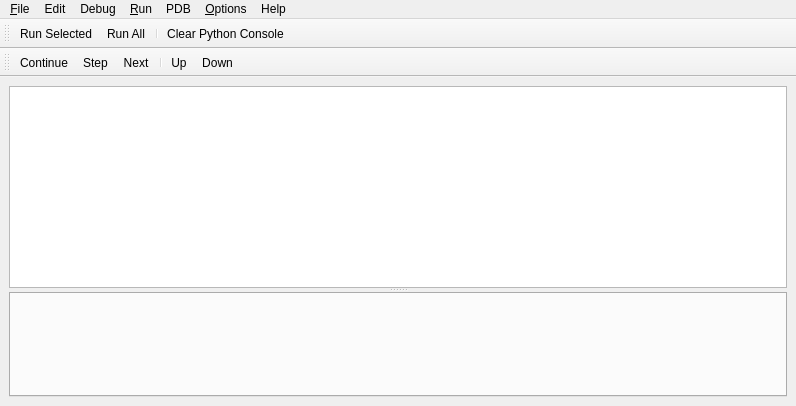
Qt form preditor/gui/ui/loggerwindow.ui (blurstudio/PrEditor) before a commit.
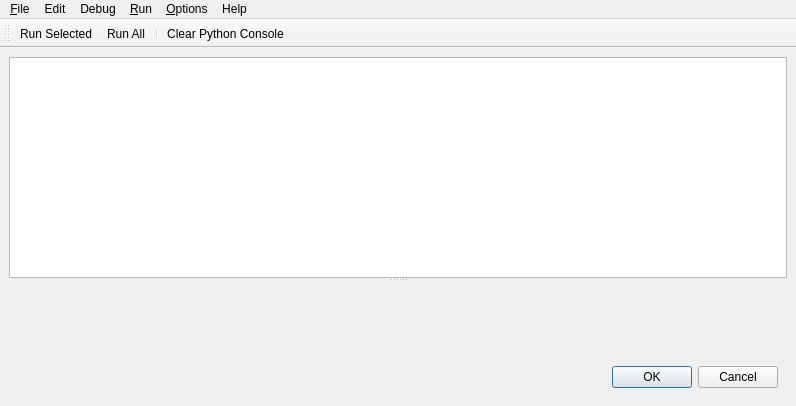
The same form after that commit. The open tabs and pages were chosen to show the change. Custom widgets are drawn as their Qt base class.

Patch:
```diff
--- a/preditor/gui/ui/loggerwindow.ui
+++ b/preditor/gui/ui/loggerwindow.ui
@@ -78,29 +78,6 @@
          </item>
         </layout>
        </widget>
-       <widget class="QWidget" name="PDB">
-        <layout class="QVBoxLayout" name="verticalLayout_3">
-         <property name="leftMargin">
-          <number>0</number>
-         </property>
-         <property name="topMargin">
-          <number>0</number>
-         </property>
-         <property name="rightMargin">
-          <number>0</number>
-         </property>
-         <property name="bottomMargin">
-          <number>0</number>
-         </property>
-         <item>
-          <widget class="QTabWidget" name="uiPdbTAB">
-           <property name="currentIndex">
-            <number>-1</number>
-           </property>
-          </widget>
-         </item>
-        </layout>
-       </widget>
       </widget>
      </widget>
     </item>
@@ -155,17 +132,6 @@
     <addaction name="uiClearBeforeRunningACT"/>
     <addaction name="uiClearToLastPromptACT"/>
    </widget>
-   <widget class="QMenu" name="uiPdbMENU">
-    <property name="title">
-     <string>PDB</string>
-    </property>
-    <addaction name="uiPdbContinueACT"/>
-    <addaction name="uiPdbStepACT"/>
-    <addaction name="uiPdbNextACT"/>
-    <addaction name="separator"/>
-    <addaction name="uiPdbUpACT"/>
-    <addaction name="uiPdbDownACT"/>
-   </widget>
    <widget class="QMenu" name="uiFileMENU">
     <property name="title">
      <string>&amp;Options</string>
@@ -354,7 +320,6 @@
    <addaction name="menuEdit"/>
    <addaction name="uiDebugMENU"/>
    <addaction name="menu_Run"/>
-   <addaction name="uiPdbMENU"/>
    <addaction name="uiFileMENU"/>
    <addaction name="uiHelpMENU"/>
   </widget>
@@ -373,23 +338,6 @@
    <addaction name="separator"/>
    <addaction name="uiClearLogACT"/>
   </widget>
-  <widget class="QToolBar" name="uiPdbTOOLBAR">
-   <property name="windowTitle">
-    <string>PDB</string>
-   </property>
-   <attribute name="toolBarArea">
-    <enum>TopToolBarArea</enum>
-   </attribute>
-   <attribute name="toolBarBreak">
-    <bool>true</bool>
-   </attribute>
-   <addaction name="uiPdbContinueACT"/>
-   <addaction name="uiPdbStepACT"/>
-   <addaction name="uiPdbNextACT"/>
-   <addaction name="separator"/>
-   <addaction name="uiPdbUpACT"/>
-   <addaction name="uiPdbDownACT"/>
-  </widget>
   <action name="uiSaveLogACT">
    <property name="text">
     <string>&amp;Save Log...</string>
@@ -583,49 +531,6 @@
     <string>Ctrl+Shift+Backspace</string>
    </property>
   </action>
-  <action name="uiPdbContinueACT">
-   <property name="text">
-    <string>Continue</string>
-   </property>
-   <property name="toolTip">
-    <string>Continue</string>
-   </property>
-   <property name="shortcut">
-    <string>Alt+C</string>
-   </property>
-  </action>
-  <action name="uiPdbStepACT">
-   <property name="text">
-    <string>Step</string>
-   </property>
-   <property name="shortcut">
-    <string>Alt+S</string>
-   </property>
-  </action>
-  <action name="uiPdbNextACT">
-   <property name="text">
-    <string>Next</string>
-   </property>
-   <property name="shortcut">
-    <string>Alt+N</string>
-   </property>
-  </action>
-  <action name="uiPdbUpACT">
-   <property name="text">
-    <string>Up</string>
-   </property>
-   <property name="shortcut">
-    <string>Alt+U</string>
-   </property>
-  </action>
-  <action name="uiPdbDownACT">
-   <property name="text">
-    <string>Down</string>
-   </property>
-   <property name="shortcut">
-    <string>Alt+D</string>
-   </property>
-  </action>
   <action name="uiCopyTabsToSpacesACT">
    <property name="checkable">
     <bool>true</bool>
```
Left out of the diff: 20 changed lines with no effect on the pictures.
